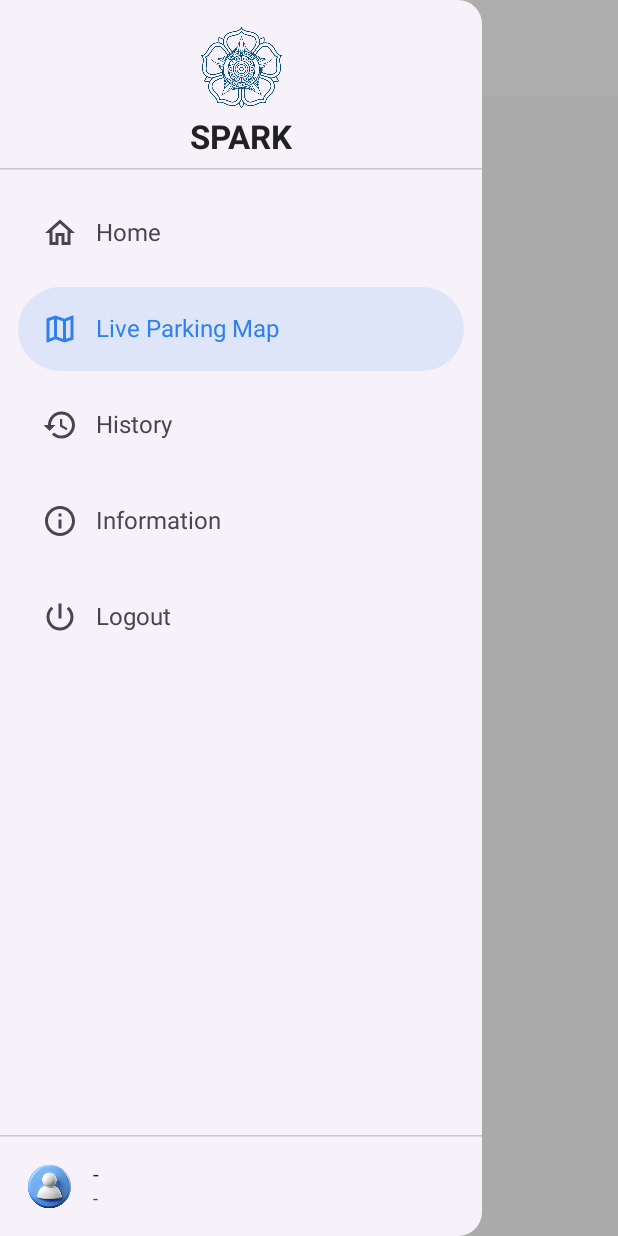
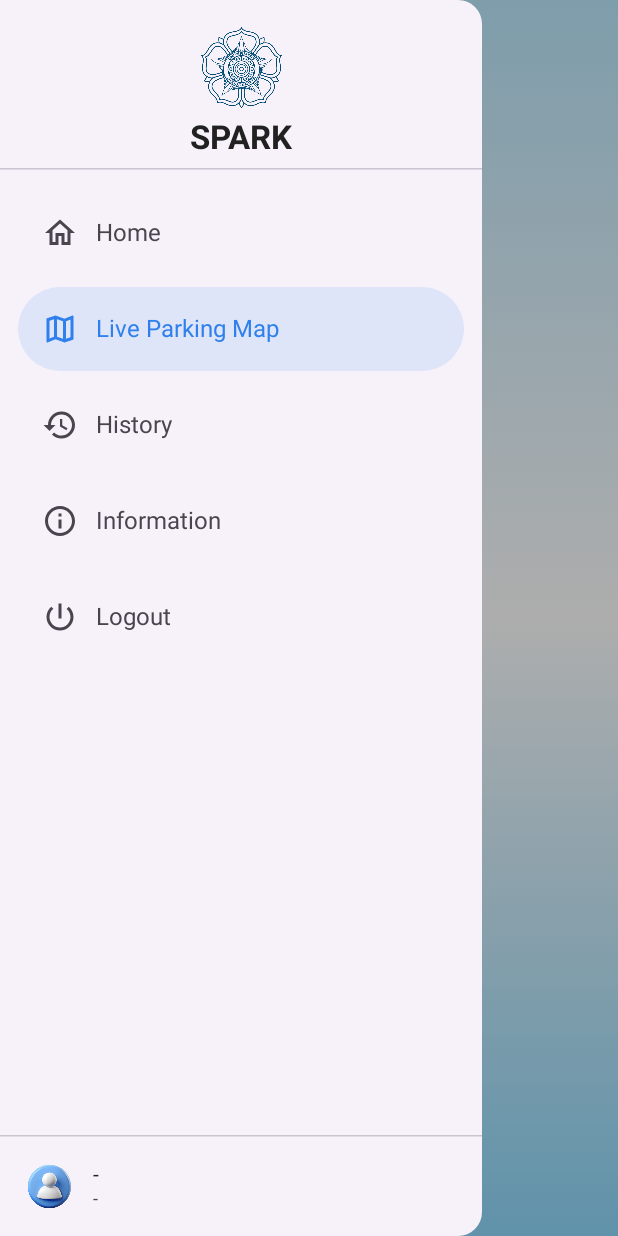
Before and after one commit to BarbaraNeanake/BLEBeaconSmartParking-C06, an Android app built with Jetpack Compose: the LiveParkingPage screen opened through its navigation route, on a phone screen of 412 x 824 dp. Run offline under Robolectric (Android 15) with nearby library versions, the phone set to English and light mode, and no system bars; our stand-ins replace Room's generated code; network calls fail.

Commit message:
revisi kecil sidebar

```diff
--- a/app/src/main/java/com/example/smartparking/MainActivity.kt
+++ b/app/src/main/java/com/example/smartparking/MainActivity.kt
@@ -200,29 +200,29 @@ class MainActivity : ComponentActivity() {
                     Scaffold(
                         containerColor = Color.Transparent,
                         contentWindowInsets = WindowInsets(0),
-                        topBar = {
-                            if (isPrivate) {
-                                TopAppBar(
-                                    title = {
-                                        Text(
-                                            when (currentRoute) {
-                                                Screen.Home.route -> "Home"
-                                                Screen.Live.route -> "Live Parking"
-                                                Screen.History.route -> "History"
-                                                Screen.Info.route -> "Information"
-                                                Screen.Logout.route -> "Logout"
-                                                else -> ""
-                                            }
-                                        )
-                                    },
-                                    navigationIcon = {
-                                        IconButton(onClick = { scope.launch { drawerState.open() } }) {
-                                            Icon(Icons.Filled.Menu, contentDescription = "Menu")
-                                        }
-                                    }
-                                )
-                            }
-                        }
+//                        topBar = {
+//                            if (isPrivate) {
+//                                TopAppBar(
+//                                    title = {
+//                                        Text(
+//                                            when (currentRoute) {
+//                                                Screen.Home.route -> "Home"
+//                                                Screen.Live.route -> "Live Parking"
+//                                                Screen.History.route -> "History"
+//                                                Screen.Info.route -> "Information"
+//                                                Screen.Logout.route -> "Logout"
+//                                                else -> ""
+//                                            }
+//                                        )
+//                                    },
+//                                    navigationIcon = {
+//                                        IconButton(onClick = { scope.launch { drawerState.open() } }) {
+//                                            Icon(Icons.Filled.Menu, contentDescription = "Menu")
+//                                        }
+//                                    }
+//                                )
+//                            }
+//                        }
                     ) { innerPadding ->
                         Box(
                             Modifier
--- a/app/src/main/java/com/example/smartparking/ui/liveparkingpage/LiveParkingPage.kt
+++ b/app/src/main/java/com/example/smartparking/ui/liveparkingpage/LiveParkingPage.kt
@@ -10,17 +10,22 @@ import androidx.compose.runtime.*
 import androidx.compose.ui.Alignment
 import androidx.compose.ui.Modifier
 import androidx.compose.ui.draw.clip
+import androidx.compose.ui.graphics.Brush
 import androidx.compose.ui.graphics.Color
 import androidx.compose.ui.layout.ContentScale
 import androidx.compose.ui.platform.LocalDensity
 import androidx.compose.ui.res.painterResource
 import androidx.compose.ui.text.font.FontWeight
+import androidx.compose.ui.text.style.TextAlign
 import androidx.compose.ui.unit.IntOffset
 import androidx.compose.ui.unit.dp
+import androidx.compose.ui.unit.sp
 import androidx.lifecycle.compose.collectAsStateWithLifecycle
 import androidx.lifecycle.viewmodel.compose.viewModel
 import com.example.smartparking.R
 import com.example.smartparking.ui.beacontest.BeaconViewModel
+import com.example.smartparking.ui.theme.GradientBottom
+import com.example.smartparking.ui.theme.GradientTop
 import kotlin.math.roundToInt
 
 // ----------------------------
@@ -90,36 +95,75 @@ fun LiveParkingPage(
         baseLot.copy(slots = updatedSlots, used = used, free = free)
     }
 
-    // --- UI utama ---
+    // ----------------------------
+    // UI: background gradasi + header (logo + judul center)
+    // ----------------------------
+    val bg = remember {
+        Brush.verticalGradient(
+            listOf(
+                GradientTop.copy(alpha = 0.9f),
+                Color.White,
+                GradientBottom.copy(alpha = 0.9f)
+            )
+        )
+    }
+
+    Box(
+        modifier = Modifier
+            .fillMaxSize()
+            .background(bg)
+            .padding(horizontal = 16.dp, vertical = 16.dp),
+        contentAlignment = Alignment.TopCenter
+    ) {
         Column(
             modifier = Modifier
                 .fillMaxSize()
-            .padding(vertical = 16.dp, horizontal = 12.dp),
+                .padding(top = 8.dp),
             horizontalAlignment = Alignment.CenterHorizontally
         ) {
-        Text("Live Parking", style = MaterialTheme.typography.titleLarge.copy(fontWeight = FontWeight.Bold))
-        Text("Kantong Parkir FT UGM", style = MaterialTheme.typography.bodyMedium)
-        Spacer(Modifier.height(12.dp))
+            // Logo UGM (center)
+            Image(
+                painter = painterResource(id = R.drawable.ugm_logo),
+                contentDescription = "UGM Logo",
+                contentScale = ContentScale.Fit,
+                modifier = Modifier
+                    .size(84.dp)
+                    .padding(top = 4.dp, bottom = 6.dp)
+            )
 
+            // Judul halaman (center)
+            Text(
+                text = "Live Parking",
+                style = MaterialTheme.typography.titleLarge.copy(
+                    fontWeight = FontWeight.Bold,
+                    fontSize = 22.sp
+                ),
+                textAlign = TextAlign.Center
+            )
+            Text(
+                text = "Kantong Parkir Fakultas Teknik UGM",
+                style = MaterialTheme.typography.bodyMedium,
+                textAlign = TextAlign.Center
+            )
+
+            Spacer(Modifier.height(14.dp))
+
+            // Konten dinamis — TIDAK diubah
             when {
                 loading -> CircularProgressIndicator()
                 error != null -> {
-                Text(text = error ?: "-", color = MaterialTheme.colorScheme.error)
+                    Text(text = error ?: "-", color = MaterialTheme.colorScheme.error, textAlign = TextAlign.Center)
                     Spacer(Modifier.height(8.dp))
-                Button(onClick = vm::reload) { Text("Coba Lagi") }
+                    Button(onClick = vm::reload, shape = RoundedCornerShape(12.dp)) { Text("Coba Lagi") }
                 }
                 else -> LotCard(lot = coloredLot, onRefresh = vm::reload)
             }
-
-//            DeveloperBar(
-//                onPick = { id -> vm.forceOccupySlotForDebug(id) }
-//            )
-
+        }
     }
 }
 
 // ----------------------------
-// CARD
+// CARD (TIDAK DIUBAH)
 // ----------------------------
 @Composable
 private fun LotCard(lot: Lot, onRefresh: () -> Unit) {
@@ -191,7 +235,7 @@ private fun LotCard(lot: Lot, onRefresh: () -> Unit) {
 }
 
 // ----------------------------
-// KOORDINAT TETAP
+// KOORDINAT TETAP (TIDAK DIUBAH)
 // ----------------------------
 private fun sampleLot(@DrawableRes mapRes: Int): Lot {
     val slots = listOf(
@@ -216,7 +260,6 @@ private fun sampleLot(@DrawableRes mapRes: Int): Lot {
 private fun DeveloperBar(
     onPick: (String) -> Unit
 ) {
-    // Bar kecil untuk memilih slot secara manual
     Row(
         modifier = Modifier
             .fillMaxWidth()
```
Lines whose indentation alone changed are shown as unchanged.
